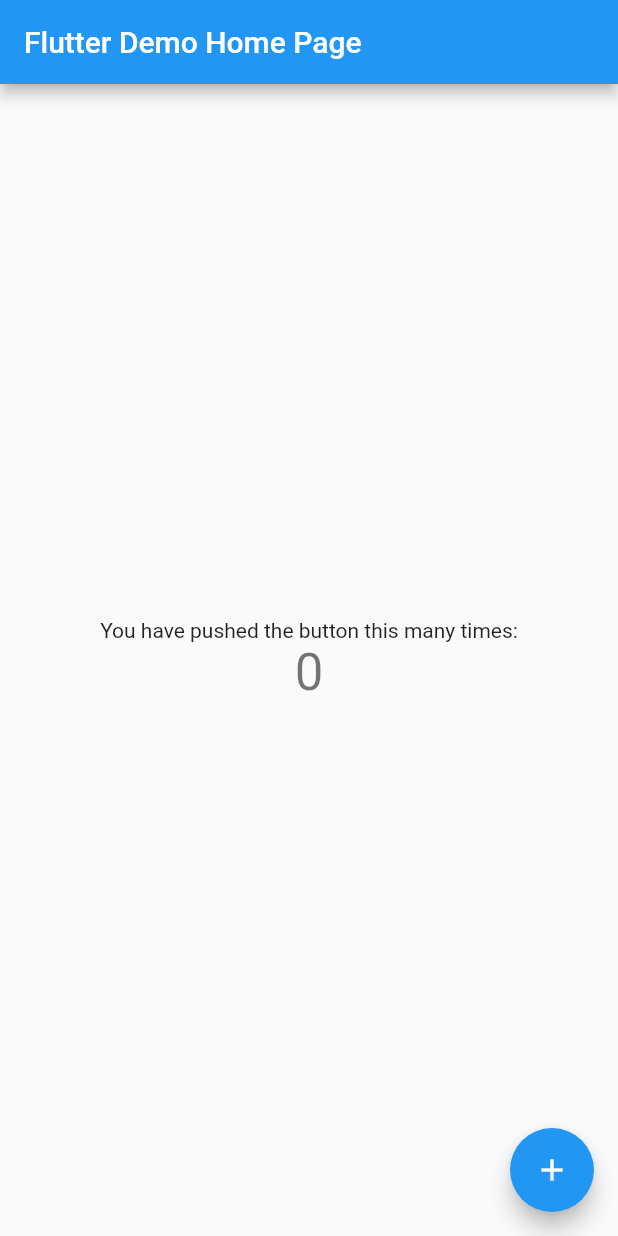
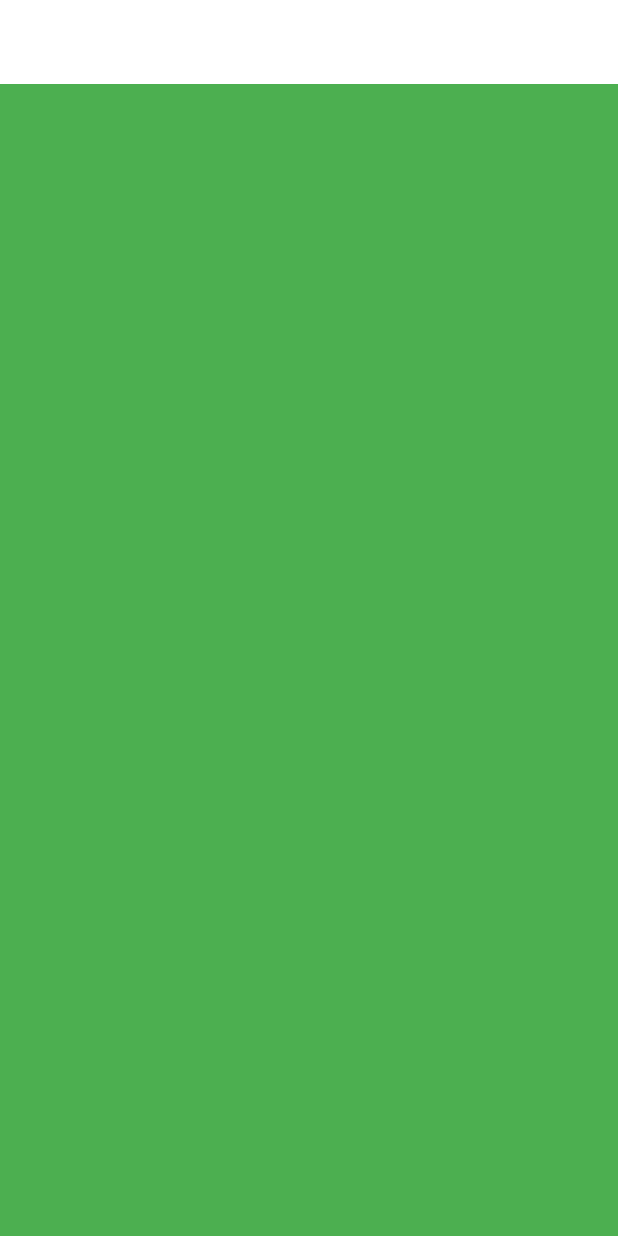
Before and after one commit to opas-keat/flutter_web, a Flutter app: the screen it shows after launch, on a phone screen of 412 x 824 dp. Run offline on Flutter 3.47's test engine with Material 2 defaults, Android fonts, the light colour scheme and no system bars; our stand-ins replace get, google_fonts.

Commit message:
add Large and Small Screen

```diff
--- /dev/null
+++ b/lib/layout.dart
@@ -0,0 +1,18 @@
+import 'package:flutter/material.dart';
+
+import 'widgets/small_screen.dart';
+
+class SiteLayout extends StatelessWidget {
+  const SiteLayout({Key? key}) : super(key: key);
+
+  @override
+  Widget build(BuildContext context) {
+    return Scaffold(
+      appBar: AppBar(
+        elevation: 0,
+        backgroundColor: Colors.white,
+      ),
+      body: const SmallScreen(),
+    );
+  }
+}
--- a/lib/main.dart
+++ b/lib/main.dart
@@ -1,4 +1,8 @@
 import 'package:flutter/material.dart';
+import 'package:get/route_manager.dart';
+import 'package:google_fonts/google_fonts.dart';
+
+import 'layout.dart';
 
 void main() {
   runApp(const MyApp());
@@ -10,106 +14,22 @@
   // This widget is the root of your application.
   @override
   Widget build(BuildContext context) {
-    return MaterialApp(
-      title: 'Flutter Demo',
+    return GetMaterialApp(
+      debugShowCheckedModeBanner: false,
+      title: "Dash",
       theme: ThemeData(
-        // This is the theme of your application.
-        //
-        // Try running your application with "flutter run". You'll see the
-        // application has a blue toolbar. Then, without quitting the app, try
-        // changing the primarySwatch below to Colors.green and then invoke
-        // "hot reload" (press "r" in the console where you ran "flutter run",
-        // or simply save your changes to "hot reload" in a Flutter IDE).
-        // Notice that the counter didn't reset back to zero; the application
-        // is not restarted.
-        primarySwatch: Colors.blue,
-      ),
-      home: const MyHomePage(title: 'Flutter Demo Home Page'),
+          scaffoldBackgroundColor: Colors.white,
+          textTheme: GoogleFonts.muliTextTheme(
+            Theme.of(context).textTheme,
+          ).apply(
+            bodyColor: Colors.black,
+          ),
+          pageTransitionsTheme: const PageTransitionsTheme(builders: {
+            TargetPlatform.iOS: FadeUpwardsPageTransitionsBuilder(),
+            TargetPlatform.android: FadeUpwardsPageTransitionsBuilder(),
+          }),
+          primaryColor: Colors.blue),
+      home: const SiteLayout(),
     );
   }
 }
-
-class MyHomePage extends StatefulWidget {
-  const MyHomePage({Key? key, required this.title}) : super(key: key);
-
-  // This widget is the home page of your application. It is stateful, meaning
-  // that it has a State object (defined below) that contains fields that affect
-  // how it looks.
-
-  // This class is the configuration for the state. It holds the values (in this
-  // case the title) provided by the parent (in this case the App widget) and
-  // used by the build method of the State. Fields in a Widget subclass are
-  // always marked "final".
-
-  final String title;
-
-  @override
-  State<MyHomePage> createState() => _MyHomePageState();
-}
-
-class _MyHomePageState extends State<MyHomePage> {
-  int _counter = 0;
-
-  void _incrementCounter() {
-    setState(() {
-      // This call to setState tells the Flutter framework that something has
-      // changed in this State, which causes it to rerun the build method below
-      // so that the display can reflect the updated values. If we changed
-      // _counter without calling setState(), then the build method would not be
-      // called again, and so nothing would appear to happen.
-      _counter++;
-    });
-  }
-
-  @override
-  Widget build(BuildContext context) {
-    // This method is rerun every time setState is called, for instance as done
-    // by the _incrementCounter method above.
-    //
-    // The Flutter framework has been optimized to make rerunning build methods
-    // fast, so that you can just rebuild anything that needs updating rather
-    // than having to individually change instances of widgets.
-    return Scaffold(
-      appBar: AppBar(
-        // Here we take the value from the MyHomePage object that was created by
-        // the App.build method, and use it to set our appbar title.
-        title: Text(widget.title),
-      ),
-      body: Center(
-        // Center is a layout widget. It takes a single child and positions it
-        // in the middle of the parent.
-        child: Column(
-          // Column is also a layout widget. It takes a list of children and
-          // arranges them vertically. By default, it sizes itself to fit its
-          // children horizontally, and tries to be as tall as its parent.
-          //
-          // Invoke "debug painting" (press "p" in the console, choose the
-          // "Toggle Debug Paint" action from the Flutter Inspector in Android
-          // Studio, or the "Toggle Debug Paint" command in Visual Studio Code)
-          // to see the wireframe for each widget.
-          //
-          // Column has various properties to control how it sizes itself and
-          // how it positions its children. Here we use mainAxisAlignment to
-          // center the children vertically; the main axis here is the vertical
-          // axis because Columns are vertical (the cross axis would be
-          // horizontal).
-          mainAxisAlignment: MainAxisAlignment.center,
-          children: <Widget>[
-            const Text(
-              'You have pushed the button this many times:',
-            ),
-            Text(
-              '$_counter',
-              style: Theme.of(context).textTheme.headline4,
-            ),
-          ],
-        ),
-      ),
-      floatingActionButton: FloatingActionButton(
-        onPressed: _incrementCounter,
-        tooltip: 'Increment',
-        child: const Icon(Icons.add),
-      ), // This trailing comma makes auto-formatting nicer for build methods.
-    );
-  }
-}
--- /dev/null
+++ b/lib/widgets/large_screen.dart
@@ -0,0 +1,20 @@
+import 'package:flutter/material.dart';
+
+class LargeScreen extends StatelessWidget {
+  const LargeScreen({Key? key}) : super(key: key);
+
+  @override
+  Widget build(BuildContext context) {
+    return Row(children: [
+      Expanded(
+          child: Container(
+        color: Colors.red,
+      )),
+      Expanded(
+          flex: 5,
+          child: Container(
+            color: Colors.blue,
+          ))
+    ]);
+  }
+}
--- /dev/null
+++ b/lib/widgets/small_screen.dart
@@ -0,0 +1,13 @@
+import 'package:flutter/material.dart';
+
+class SmallScreen extends StatelessWidget {
+  const SmallScreen({Key? key}) : super(key: key);
+
+  @override
+  Widget build(BuildContext context) {
+    return Container(
+      constraints: const BoxConstraints.expand(),
+      color: Colors.green,
+    );
+  }
+}
```
